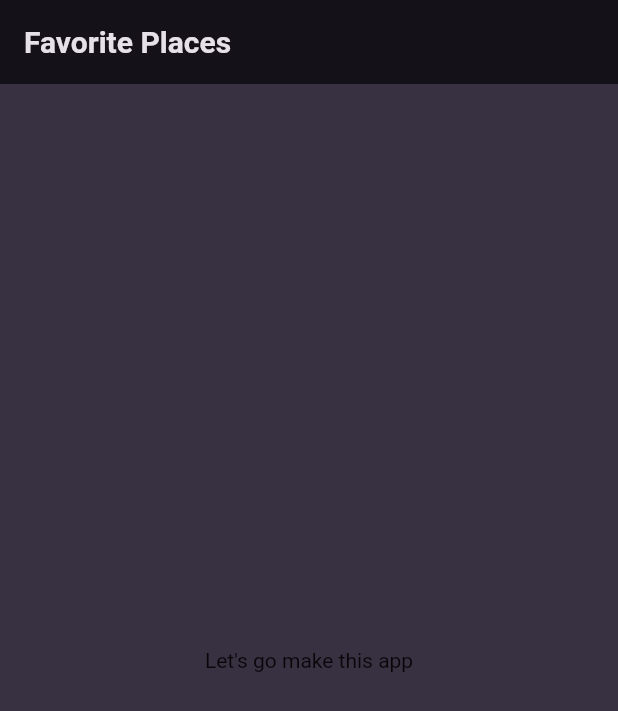
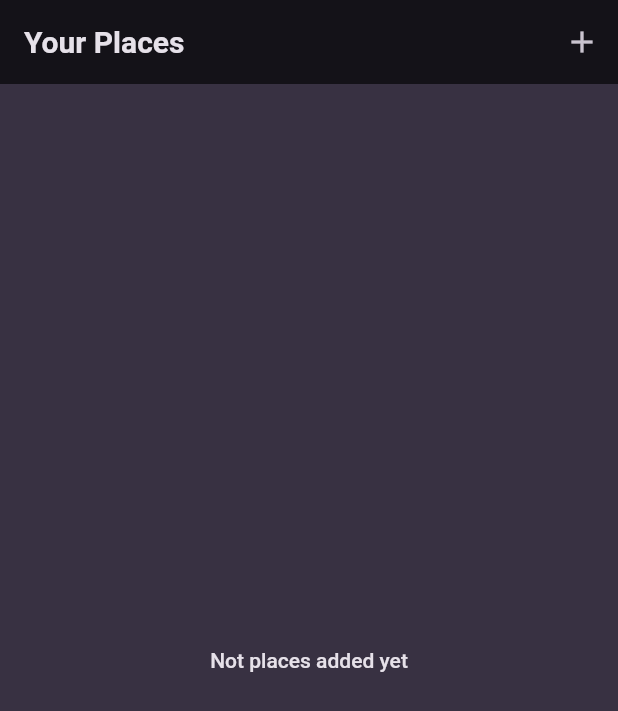
Before and after one commit to jsare/favorite_places, a Flutter app: the screen it shows after launch, on a phone screen of 412 x 824 dp. Shown: the top 711 px of the screen. Run offline on Flutter 3.47's test engine with Material 2 defaults, Android fonts, the phone set to English and light mode, and no system bars; our stand-ins replace google_fonts.

Commit message:
Added Place model & Places screen

```diff
--- a/lib/app.dart
+++ b/lib/app.dart
@@ -2,7 +2,7 @@ import 'package:flutter/material.dart';
 
 import 'package:google_fonts/google_fonts.dart';
 
-import 'screens/home_screen.dart';
+import 'screens/places.dart';
 
 final colorScheme = ColorScheme.fromSeed(
   brightness: Brightness.dark,
@@ -35,7 +35,7 @@ class FavoritePlacesApp extends StatelessWidget {
     return MaterialApp(
       title: 'Great Places',
       theme: theme,
-      home: const HomeScreen(),
+      home: const PlacesScreen(),
     );
   }
 }
--- /dev/null
+++ b/lib/models/place.dart
@@ -0,0 +1,12 @@
+import 'package:uuid/uuid.dart';
+
+const uuid = Uuid();
+
+class Place {
+  Place({
+    required this.title,
+  }) : id = uuid.v4();
+
+  final String id;
+  final String title;
+}
--- /dev/null
+++ b/lib/screens/places.dart
@@ -0,0 +1,22 @@
+import 'package:favorite_places/widgets/places_list.dart';
+import 'package:flutter/material.dart';
+
+class PlacesScreen extends StatelessWidget {
+  const PlacesScreen({super.key});
+
+  @override
+  Widget build(BuildContext context) {
+    return Scaffold(
+      appBar: AppBar(
+        title: const Text('Your Places'),
+        actions: [
+          IconButton(
+            onPressed: () {},
+            icon: const Icon(Icons.add_outlined),
+          ),
+        ],
+      ),
+      body: const PlacesList(places: []),
+    );
+  }
+}
--- /dev/null
+++ b/lib/widgets/places_list.dart
@@ -0,0 +1,37 @@
+import 'package:flutter/material.dart';
+
+import '../models/place.dart';
+
+class PlacesList extends StatelessWidget {
+  const PlacesList({
+    super.key,
+    required this.places,
+  });
+
+  final List<Place> places;
+
+  @override
+  Widget build(BuildContext context) {
+    if (places.isEmpty) {
+      return Center(
+        child: Text(
+          'Not places added yet',
+          style: Theme.of(context).textTheme.bodyLarge!.copyWith(
+                color: Theme.of(context).colorScheme.onBackground,
+              ),
+        ),
+      );
+    }
+    return ListView.builder(
+      itemCount: places.length,
+      itemBuilder: (context, index) => ListTile(
+        title: Text(
+          places[index].title,
+          style: Theme.of(context).textTheme.titleMedium!.copyWith(
+                color: Theme.of(context).colorScheme.onBackground,
+              ),
+        ),
+      ),
+    );
+  }
+}
```
